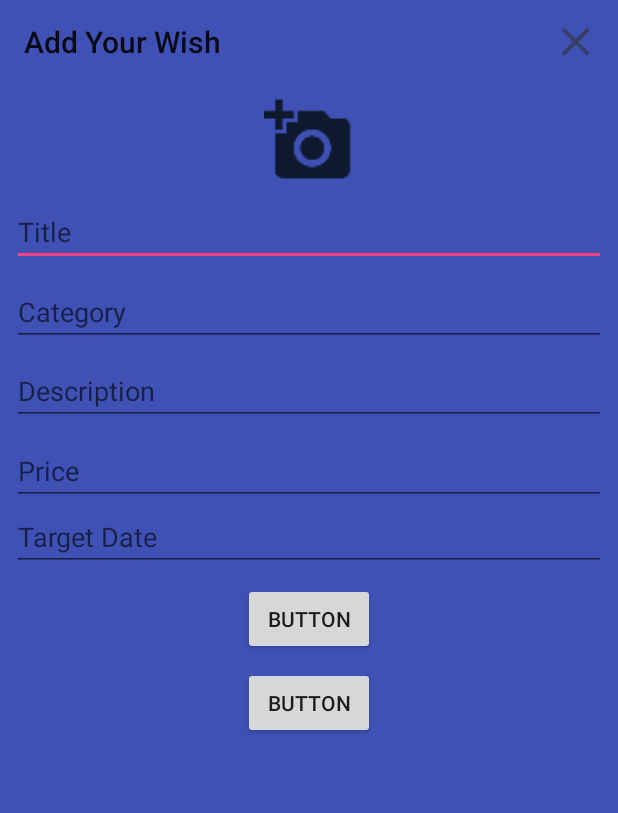
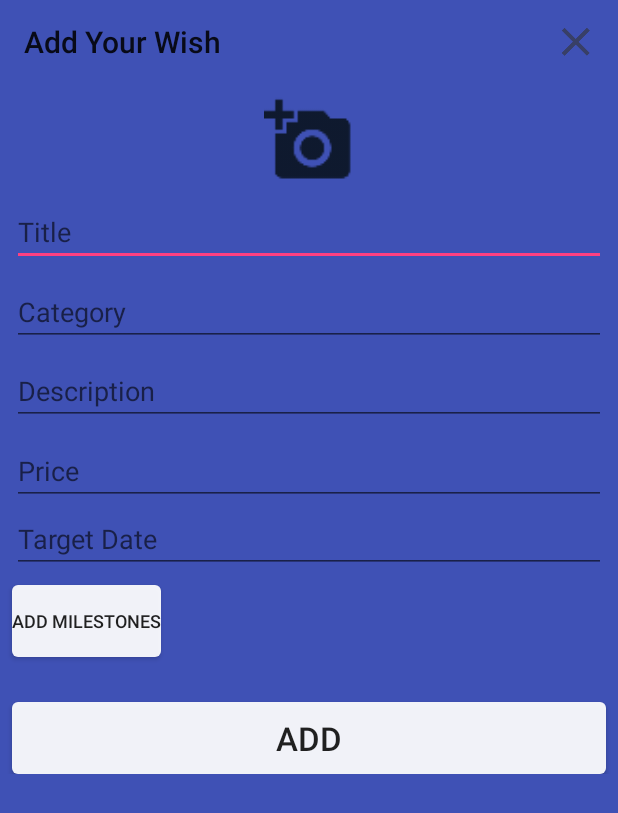
Before and after one commit to Sachiewerk/bucketList, an Android app: the AddWishActivity screen opened directly, with no data from a screen before it, on a phone screen of 412 x 824 dp. Shown: the top 813 px of the screen. Run offline under Robolectric (Android 15) with nearby library versions, the phone set to English and light mode, and no system bars.

Commit message:
add some style to activity_add_wish

```diff
--- a/BucketList/app/src/main/java/ua/aengussong/www/bucketlist/AddWishActivity.java
+++ b/BucketList/app/src/main/java/ua/aengussong/www/bucketlist/AddWishActivity.java
@@ -62,6 +62,8 @@ public class AddWishActivity extends AppCompatActivity {
 
         assert getSupportActionBar() != null;
         getSupportActionBar().setTitle(R.string.add_wish);
+        //to prevent start focus on edits cause its annoying
+//        add_wish_constraint_layout.requestFocus();
     }
 
     @Override
@@ -82,7 +84,6 @@ public class AddWishActivity extends AppCompatActivity {
 
 
     public void loadImageFromGallery(View view){
-
         Intent galleryIntent = new Intent(Intent.ACTION_PICK, MediaStore.Images.Media.EXTERNAL_CONTENT_URI);
         startActivityForResult(galleryIntent, RESULT_LOAD_IMG);
     }
@@ -91,7 +92,7 @@ public class AddWishActivity extends AppCompatActivity {
     protected void onActivityResult(int requestCode, int resultCode, Intent data) {
         super.onActivityResult(requestCode, resultCode, data);
 
-//        try{
+        try{
             if(requestCode == RESULT_LOAD_IMG && resultCode == RESULT_OK && data != null){
                 Uri selectedImage = data.getData();
                 String[] filePathCoumn = {MediaStore.Images.Media.DATA};
@@ -105,20 +106,13 @@ public class AddWishActivity extends AppCompatActivity {
 
                 Bitmap blurredImage = BlurBuilder.blur(this, galleryImage);
 
-                setImageOnBackground(blurredImage, selectedImage);
+                imaginarium.setImageBitmap(blurredImage);
             } else{
                 Toast.makeText(this,"You Haven't Picked Image", Toast.LENGTH_SHORT).show();
             }
-    /*    } catch(Exception e){
+        } catch(Exception e){
                 Toast.makeText(this, "Something went wrong", Toast.LENGTH_SHORT).show();
-        }*/
-    }
-
-    private void setImageOnBackground(Bitmap bitmap, Uri er){
-        Drawable drawableImage = new BitmapDrawable(getResources(),bitmap);
-        //add_wish_constraint_layout.setBackground(drawableImage);
-        imaginarium.setImageBitmap(bitmap);
-//        imaginarium.loadUrl(er.toString());
+        }
     }
 
     public void onClickAddWish(View view){
--- /dev/null
+++ b/BucketList/app/src/main/res/drawable/round_button.xml
@@ -0,0 +1,9 @@
+<?xml version="1.0" encoding="utf-8"?>
+<shape xmlns:android="http://schemas.android.com/apk/res/android"
+    android:shape="rectangle">
+    <solid android:color="#eeffffff" />
+    <corners android:bottomRightRadius="4dp"
+        android:bottomLeftRadius="4dp"
+        android:topRightRadius="4dp"
+        android:topLeftRadius="4dp"/>
+</shape>
--- a/BucketList/app/src/main/res/layout/activity_add_wish.xml
+++ b/BucketList/app/src/main/res/layout/activity_add_wish.xml
@@ -1,27 +1,35 @@
 <?xml version="1.0" encoding="utf-8"?>
-
-<android.support.constraint.ConstraintLayout xmlns:android="http://schemas.android.com/apk/res/android"
-    android:id="@+id/add_wish_constraint_layout"
+<ScrollView
+    xmlns:android="http://schemas.android.com/apk/res/android"
+    android:layout_height="match_parent"
+    android:layout_width="match_parent"
     xmlns:app="http://schemas.android.com/apk/res-auto"
     xmlns:tools="http://schemas.android.com/tools"
+    android:background="@color/colorPrimary">
+<android.support.constraint.ConstraintLayout
+    android:id="@+id/add_wish_constraint_layout"
     android:layout_width="match_parent"
     android:layout_height="match_parent"
+    app:layout_constraintTop_toTopOf="parent"
+    app:layout_constraintStart_toStartOf="parent"
+    app:layout_constraintEnd_toEndOf="parent"
     tools:context="ua.aengussong.www.bucketlist.AddWishActivity"
-    android:background="@color/colorPrimary"
-    >
+    xmlns:android="http://schemas.android.com/apk/res/android"
+    xmlns:tools="http://schemas.android.com/tools"
+    xmlns:app="http://schemas.android.com/apk/res-auto"
+    android:background="@color/colorPrimary">
     <android.support.v7.widget.Toolbar xmlns:android="http://schemas.android.com/apk/res/android"
         android:id="@+id/toolbar_actionbar"
         android:title="@string/add_wish"
-        android:layout_width="0dp"
-        android:layout_height="56dp"
-        app:layout_constraintLeft_toLeftOf="parent"
-        app:layout_constraintTop_toTopOf="parent"
-        app:layout_constraintRight_toRightOf="parent" />
+        android:layout_width="match_parent"
+        android:layout_height="?android:actionBarSize" />
     <ImageView
         android:id = "@+id/image_view_add_wish"
+        app:layout_constraintTop_toBottomOf="@+id/toolbar_actionbar"
         android:layout_width="wrap_content"
         android:layout_height="match_parent"
-        />
+        android:scaleType="centerCrop" />
+
     <ImageButton
         android:id="@+id/add_add_image_photo"
         android:layout_width="60dp"
@@ -35,11 +43,12 @@
         android:layout_marginEnd="8dp"
         android:layout_marginTop="8dp"
         app:layout_constraintTop_toBottomOf="@+id/toolbar_actionbar"
-        android:onClick="loadImageFromGallery"/>
+        android:onClick="loadImageFromGallery"
+        />
     <EditText
         tools:text="title_edit"
         android:hint="@string/hint_title"
-        android:layout_width="match_parent"
+        android:layout_width="0dp"
         android:layout_height="wrap_content"
         android:id="@+id/add_title_edit"
         android:layout_marginTop="8dp"
@@ -48,11 +57,12 @@
         app:layout_constraintLeft_toLeftOf="parent"
         android:layout_marginStart="8dp"
         android:layout_marginRight="8dp"
-        app:layout_constraintRight_toRightOf="parent" />
+        app:layout_constraintRight_toRightOf="parent"
+        android:layout_marginEnd="8dp" />
     <EditText
         tools:text="category_edit"
         android:hint="@string/hint_category"
-        android:layout_width="match_parent"
+        android:layout_width="0dp"
         android:layout_height="wrap_content"
         android:layout_marginTop="8dp"
         android:layout_marginLeft="8dp"
@@ -61,10 +71,11 @@
         android:id="@+id/add_category_edit"
         android:layout_marginStart="8dp"
         android:layout_marginRight="8dp"
-        app:layout_constraintRight_toRightOf="parent" />
+        app:layout_constraintRight_toRightOf="parent"
+        android:layout_marginEnd="8dp" />
     <EditText
         android:hint="@string/hint_description"
-        android:layout_width="match_parent"
+        android:layout_width="0dp"
         android:layout_height="wrap_content"
         android:layout_marginTop="7dp"
         tools:text="description_edit"
@@ -74,11 +85,12 @@
         android:id="@+id/add_description_edit"
         android:layout_marginStart="8dp"
         android:layout_marginRight="8dp"
-        app:layout_constraintRight_toRightOf="parent" />
+        app:layout_constraintRight_toRightOf="parent"
+        android:layout_marginEnd="8dp" />
     <EditText
         android:hint="@string/hint_price"
         tools:text="price_edit"
-        android:layout_width="match_parent"
+        android:layout_width="0dp"
         android:layout_height="wrap_content"
         android:layout_marginTop="8dp"
         app:layout_constraintTop_toBottomOf="@+id/add_description_edit"
@@ -87,30 +99,32 @@
         android:id="@+id/add_price_edit"
         android:layout_marginStart="8dp"
         android:layout_marginRight="8dp"
-        app:layout_constraintRight_toRightOf="parent" />
+        app:layout_constraintRight_toRightOf="parent"
+        android:layout_marginEnd="8dp" />
     <EditText
         android:hint="@string/hint_target_date"
         tools:text="target date_edit"
-        android:layout_width="match_parent"
+        android:layout_width="0dp"
         android:layout_height="wrap_content"
         app:layout_constraintTop_toBottomOf="@+id/add_price_edit"
         android:layout_marginLeft="8dp"
         app:layout_constraintLeft_toLeftOf="parent"
         android:id="@+id/add_target_date_edit"
         android:layout_marginStart="8dp"
-        android:layout_marginTop="-1dp"
         android:layout_marginRight="8dp"
-        app:layout_constraintRight_toRightOf="parent" />
+        app:layout_constraintRight_toRightOf="parent"
+        android:layout_marginEnd="8dp" />
 
     <Button
         android:id="@+id/add_milestones_button"
         android:layout_width="wrap_content"
         android:layout_height="wrap_content"
-        android:text="Button"
+        android:text="@string/add_milestones"
+        android:background="@drawable/round_button"
+        android:textSize="12sp"
         android:layout_marginTop="8dp"
         app:layout_constraintTop_toBottomOf="@+id/add_target_date_edit"
         android:layout_marginRight="8dp"
-        app:layout_constraintRight_toRightOf="parent"
         android:layout_marginLeft="8dp"
         app:layout_constraintLeft_toLeftOf="parent"
         android:layout_marginStart="8dp"
@@ -118,16 +132,20 @@
 
     <Button
         android:id="@+id/add_wish_button"
-        android:layout_width="wrap_content"
+        android:background="@drawable/round_button"
+        android:layout_width="0dp"
+        android:textSize="22sp"
         android:layout_height="wrap_content"
-        android:text="Button"
-        android:layout_marginTop="8dp"
-        app:layout_constraintTop_toBottomOf="@+id/add_milestones_button"
+        android:text="@string/add"
+        app:layout_constraintTop_toBottomOf="@id/add_milestones_button"
         android:layout_marginLeft="8dp"
         app:layout_constraintLeft_toLeftOf="parent"
         android:layout_marginRight="8dp"
         app:layout_constraintRight_toRightOf="parent"
         android:onClick="onClickAddWish"
+        android:layout_marginTop="30dp"
         android:layout_marginStart="8dp"
-        android:layout_marginEnd="8dp" />
+        android:layout_marginEnd="8dp"
+        android:layout_marginBottom="8dp" />
 </android.support.constraint.ConstraintLayout>
+</ScrollView>
--- a/BucketList/app/src/main/res/values/strings.xml
+++ b/BucketList/app/src/main/res/values/strings.xml
@@ -9,4 +9,6 @@
     <string name="hint_description">Description</string>
     <string name="hint_price">Price</string>
     <string name="hint_target_date">Target Date</string>
+    <string name="add">Add</string>
+    <string name="add_milestones">Add Milestones</string>
 </resources>
```
